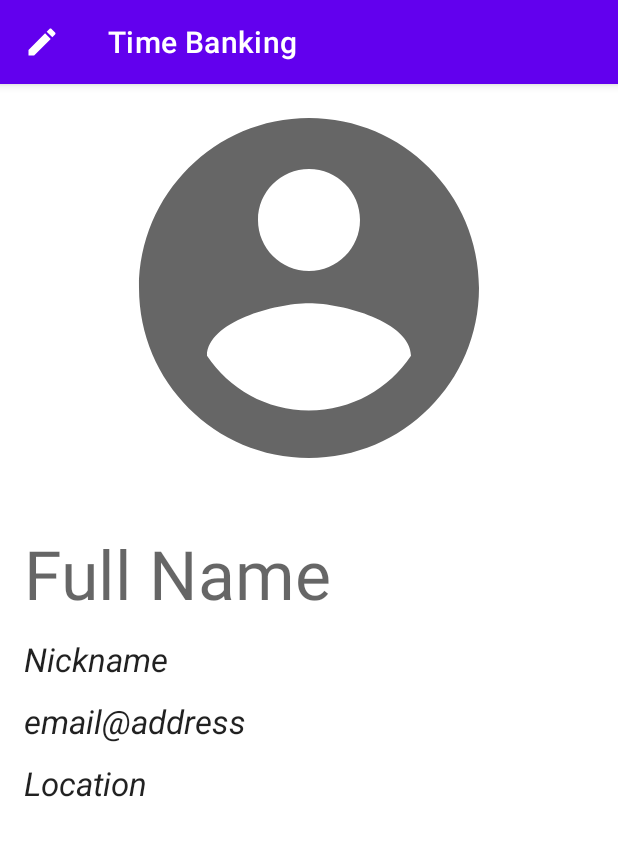
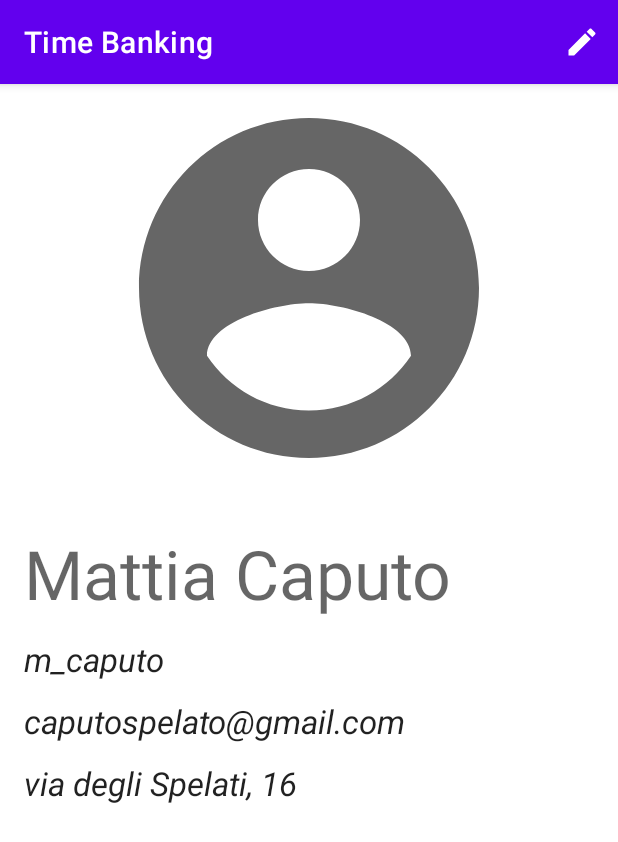
Before and after one commit to francescofiorella/time_banking, an Android app: the screen it shows after launch (ShowProfileActivity), on a phone screen of 412 x 824 dp. Shown: the top 842 px of the screen. Run offline under Robolectric (Android 15) with nearby library versions, the phone set to English and light mode, and no system bars.

Commit message:
edit profile implemented

```diff
--- a/app/src/main/java/com/polito/timebanking/ShowProfileActivity.kt
+++ b/app/src/main/java/com/polito/timebanking/ShowProfileActivity.kt
@@ -1,12 +1,71 @@
 package com.polito.timebanking
 
+import android.app.Activity
+import android.content.Intent
 import android.os.Bundle
+import android.widget.TextView
 import androidx.appcompat.app.AppCompatActivity
+import com.google.android.material.appbar.MaterialToolbar
 
 class ShowProfileActivity : AppCompatActivity() {
+
+    companion object {
+        const val EDIT_KEY = 10
+        const val FULL_NAME_KEY = "group36.lab1.FULL_NAME"
+        const val NICKNAME_KEY = "group36.lab1.NICKNAME"
+        const val EMAIL_KEY = "group36.lab1.EMAIL"
+        const val LOCATION_KEY = "group36.lab1.LOCATION"
+    }
+
+    lateinit var toolbar: MaterialToolbar
+    lateinit var fNameTV: TextView
+    lateinit var nicknameTV: TextView
+    lateinit var emailTV: TextView
+    lateinit var locationTV: TextView
+
     override fun onCreate(savedInstanceState: Bundle?) {
         super.onCreate(savedInstanceState)
         setContentView(R.layout.activity_show_profile)
 
+        toolbar = findViewById(R.id.topAppBar)
+        fNameTV = findViewById(R.id.tv_fullname)
+        nicknameTV = findViewById(R.id.tv_nickname)
+        emailTV = findViewById(R.id.tv_email)
+        locationTV = findViewById(R.id.tv_location)
+
+        toolbar.setOnMenuItemClickListener { menuItem ->
+            when (menuItem.itemId) {
+                R.id.edit -> {
+                    editProfile()
+                    true
+                }
+
+                else -> false
+            }
+        }
+    }
+
+    private fun editProfile() {
+        val intent = Intent(this, EditProfileActivity::class.java)
+        intent.putExtra(FULL_NAME_KEY, fNameTV.text.toString())
+        intent.putExtra(NICKNAME_KEY, nicknameTV.text.toString())
+        intent.putExtra(EMAIL_KEY, emailTV.text.toString())
+        intent.putExtra(LOCATION_KEY, locationTV.text.toString())
+        startActivityForResult(intent, EDIT_KEY)
+    }
+
+    override fun onActivityResult(requestCode: Int, resultCode: Int, data: Intent?) {
+        super.onActivityResult(requestCode, resultCode, data)
+        when (requestCode) {
+            EDIT_KEY -> {
+                if (resultCode == Activity.RESULT_OK) {
+                    fNameTV.text = data?.getStringExtra(FULL_NAME_KEY) ?: ""
+                    nicknameTV.text = data?.getStringExtra(NICKNAME_KEY) ?: ""
+                    emailTV.text = data?.getStringExtra(EMAIL_KEY) ?: ""
+                    locationTV.text = data?.getStringExtra(LOCATION_KEY) ?: ""
+                }
+            }
+            else -> Unit
+        }
     }
 }
--- a/app/src/main/res/layout-land/activity_show_profile.xml
+++ b/app/src/main/res/layout-land/activity_show_profile.xml
@@ -13,12 +13,12 @@
 
         <com.google.android.material.appbar.MaterialToolbar
             android:id="@+id/topAppBar"
+            style="@style/Widget.MaterialComponents.Toolbar.Primary"
             android:layout_width="match_parent"
             android:layout_height="?attr/actionBarSize"
+            app:menu="@menu/toolbar_menu"
             app:navigationIcon="@drawable/ic_baseline_edit_24"
-            app:title="@string/app_name"
-            style="@style/Widget.MaterialComponents.Toolbar.Primary"
-            />
+            app:title="@string/app_name" />
 
     </com.google.android.material.appbar.AppBarLayout>
 
@@ -28,9 +28,9 @@
         android:orientation="horizontal">
 
         <LinearLayout
-            android:layout_marginHorizontal="16dp"
             android:layout_width="0dp"
             android:layout_height="match_parent"
+            android:layout_marginHorizontal="16dp"
             android:layout_weight="1"
             android:orientation="horizontal">
 
@@ -43,9 +43,9 @@
         </LinearLayout>
 
         <LinearLayout
-            android:layout_marginRight="16dp"
             android:layout_width="0dp"
             android:layout_height="match_parent"
+            android:layout_marginRight="16dp"
             android:layout_weight="2"
             android:orientation="vertical">
 
@@ -89,5 +89,4 @@
     </LinearLayout>
 
 
-
 </LinearLayout>
--- a/app/src/main/res/layout/activity_edit_profile.xml
+++ b/app/src/main/res/layout/activity_edit_profile.xml
@@ -183,7 +183,9 @@
                 android:layout_height="wrap_content"
                 android:checked="true"
                 android:text="222" />
+
         </com.google.android.material.chip.ChipGroup>
+
     </HorizontalScrollView>
 
     <EditText
--- a/app/src/main/res/layout/activity_show_profile.xml
+++ b/app/src/main/res/layout/activity_show_profile.xml
@@ -13,19 +13,18 @@
 
         <com.google.android.material.appbar.MaterialToolbar
             android:id="@+id/topAppBar"
+            style="@style/Widget.MaterialComponents.Toolbar.Primary"
             android:layout_width="match_parent"
             android:layout_height="?attr/actionBarSize"
-            app:navigationIcon="@drawable/ic_baseline_edit_24"
-            app:title="@string/app_name"
-            style="@style/Widget.MaterialComponents.Toolbar.Primary"
-            />
+            app:menu="@menu/toolbar_menu"
+            app:title="@string/app_name" />
 
     </com.google.android.material.appbar.AppBarLayout>
 
     <LinearLayout
-        android:layout_marginHorizontal="16dp"
         android:layout_width="match_parent"
         android:layout_height="wrap_content"
+        android:layout_marginHorizontal="16dp"
         android:layout_weight="1"
         android:orientation="vertical">
 
@@ -38,9 +37,9 @@
     </LinearLayout>
 
     <LinearLayout
-        android:layout_marginHorizontal="16dp"
         android:layout_width="match_parent"
         android:layout_height="0dp"
+        android:layout_marginHorizontal="16dp"
         android:layout_weight="2"
         android:orientation="vertical">
 
@@ -49,7 +48,7 @@
             android:layout_width="match_parent"
             android:layout_height="wrap_content"
             android:layout_marginTop="24dp"
-            android:text="Full Name"
+            android:text="Mattia Caputo"
             android:textAppearance="@style/TextAppearance.AppCompat.Display2" />
 
         <TextView
@@ -57,7 +56,7 @@
             android:layout_width="match_parent"
             android:layout_height="wrap_content"
             android:layout_marginTop="12dp"
-            android:text="Nickname"
+            android:text="m_caputo"
             android:textAppearance="@style/TextAppearance.AppCompat.Large"
             android:textStyle="italic" />
 
@@ -66,7 +65,7 @@
             android:layout_width="match_parent"
             android:layout_height="wrap_content"
             android:layout_marginTop="12dp"
-            android:text="email@address"
+            android:text="caputospelato@gmail.com"
             android:textAppearance="@style/TextAppearance.AppCompat.Large"
             android:textStyle="italic" />
 
@@ -75,7 +74,7 @@
             android:layout_width="match_parent"
             android:layout_height="wrap_content"
             android:layout_marginTop="12dp"
-            android:text="Location"
+            android:text="via degli Spelati, 16"
             android:textAppearance="@style/TextAppearance.AppCompat.Large"
             android:textStyle="italic" />
 
```
Also changed, not shown: app/src/main/java/com/polito/timebanking/EditProfileActivity.kt (+45 -1 lines).
